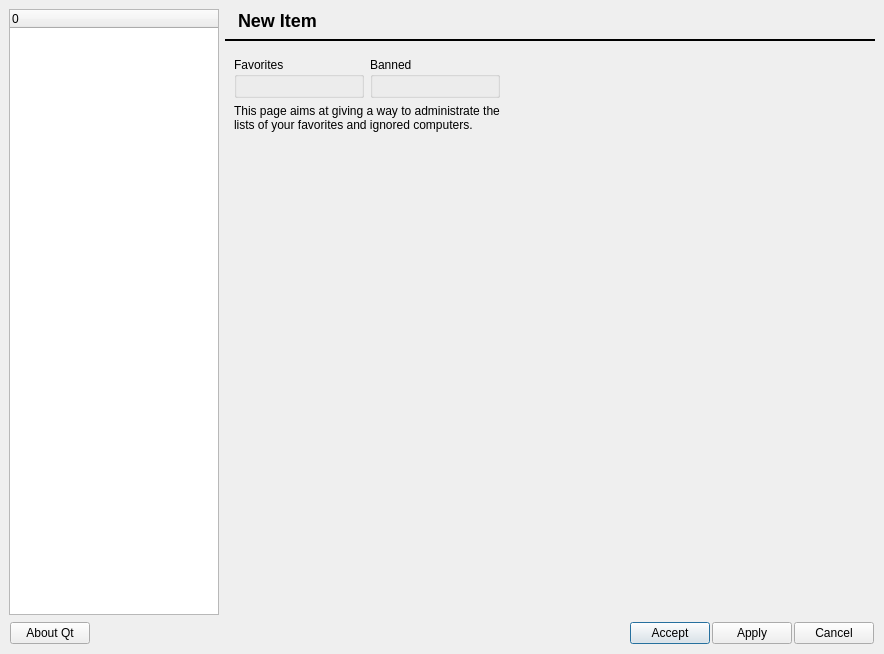
Old version of the form core/rzxproperty.ui in the repository Fruneau/qRezix.
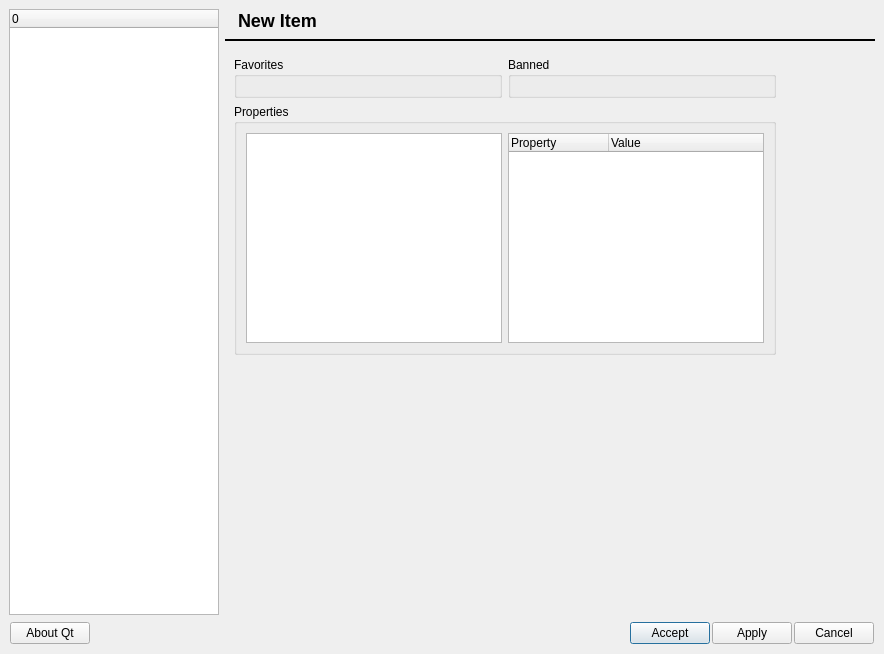
New version of the form. The open tabs and pages were chosen to show the change. Icons and pictures are not drawn. Custom widgets are drawn as their Qt base class.

Commit message: * Changement de format de stockage des props en cache : elles sont dÃ©sormais dans un group cacheprop et nom plus tagguÃ©es cacheprop-ip * PossibilitÃ© d'extraire le nom de la personne des propriÃ©tÃ©s en cache * Ajout dans les prÃ©fÃ©rences d'une boÃ®te permettant le visionnage des propriÃ©tÃ©s en cache...

What changed in the file:
```diff
--- a/core/rzxproperty.ui
+++ b/core/rzxproperty.ui
@@ -601,46 +601,61 @@
        <property name="spacing" >
         <number>6</number>
        </property>
-       <item row="2" column="0" colspan="3" >
+       <item row="2" column="1" >
         <spacer>
          <property name="orientation" >
           <enum>Qt::Vertical</enum>
          </property>
          <property name="sizeHint" >
           <size>
-           <width>341</width>
+           <width>20</width>
            <height>171</height>
           </size>
          </property>
         </spacer>
        </item>
-       <item rowspan="2" row="0" column="2" >
-        <spacer>
-         <property name="orientation" >
-          <enum>Qt::Horizontal</enum>
+       <item row="1" column="0" colspan="2" >
+        <widget class="QGroupBox" name="grpCache" >
+         <property name="title" >
+          <string>Properties</string>
          </property>
-         <property name="sizeHint" >
+         <layout class="QGridLayout" >
+          <property name="margin" >
+           <number>9</number>
+          </property>
+          <property name="spacing" >
+           <number>6</number>
+          </property>
+          <item row="0" column="0" >
+           <widget class="QListWidget" name="listCache" />
+          </item>
+          <item row="0" column="1" >
+           <widget class="QTreeWidget" name="showCache" >
+            <property name="minimumSize" >
           <size>
-           <width>10</width>
-           <height>81</height>
-          </size>
-         </property>
-        </spacer>
-       </item>
-       <item row="1" column="0" colspan="2" >
-        <widget class="QLabel" name="lblFavorites" >
-         <property name="text" >
-          <string>This page aims at giving a way to administrate the lists of your favorites and ignored computers.</string>
-         </property>
-         <property name="textFormat" >
-          <enum>Qt::PlainText</enum>
-         </property>
-         <property name="alignment" >
-          <set>Qt::AlignLeading|Qt::AlignLeft|Qt::AlignTop</set>
-         </property>
-         <property name="wordWrap" >
-          <bool>true</bool>
-         </property>
+              <width>0</width>
+              <height>200</height>
+             </size>
+            </property>
+            <property name="rootIsDecorated" >
+             <bool>false</bool>
+            </property>
+            <property name="itemsExpandable" >
+             <bool>false</bool>
+            </property>
+            <column>
+             <property name="text" >
+              <string>Property</string>
+             </property>
+            </column>
+            <column>
+             <property name="text" >
+              <string>Value</string>
+             </property>
+            </column>
+           </widget>
+          </item>
+         </layout>
         </widget>
        </item>
        <item row="0" column="1" >
@@ -691,6 +706,19 @@
          </layout>
         </widget>
        </item>
+       <item row="1" column="2" >
+        <spacer>
+         <property name="orientation" >
+          <enum>Qt::Horizontal</enum>
+         </property>
+         <property name="sizeHint" >
+          <size>
+           <width>10</width>
+           <height>81</height>
+          </size>
+         </property>
+        </spacer>
+       </item>
       </layout>
      </widget>
      <widget class="QWidget" name="pageMisc" >
```
Left out of the diff: 138 changed lines with no effect on the pictures. Lines whose indentation alone changed are shown as unchanged. The commit also changes 5 other files.
